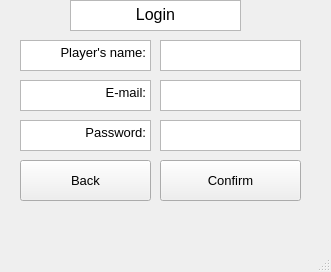
This is log.ui in Syrkery/platformer as Qt 5 draws it before an edit. The edited form follows.
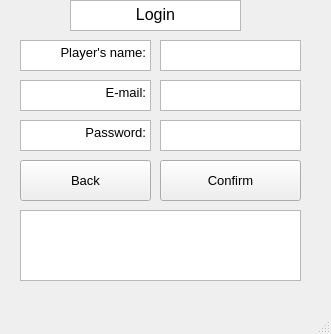
This is the edited form.

The edit to the form file:
```diff
--- a/log.ui
+++ b/log.ui
@@ -7,7 +7,7 @@
     <x>0</x>
     <y>0</y>
     <width>331</width>
-    <height>272</height>
+    <height>334</height>
    </rect>
   </property>
   <property name="windowTitle">
@@ -157,6 +157,16 @@
      <string>Back</string>
     </property>
    </widget>
+   <widget class="QTextBrowser" name="textBrowser_6">
+    <property name="geometry">
+     <rect>
+      <x>20</x>
+      <y>210</y>
+      <width>281</width>
+      <height>71</height>
+     </rect>
+    </property>
+   </widget>
   </widget>
   <widget class="QMenuBar" name="menubar">
    <property name="geometry">
```
